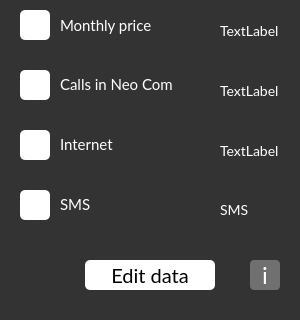
Before: the Qt Designer form PhoneManagerGUI/ui/tariffcard.ui in tarashunchak/PhoneCompanyManager, drawn with Qt 5; both pictures show x 0 to 300 and y 140 to 460 of the 300 by 460 pixel window.
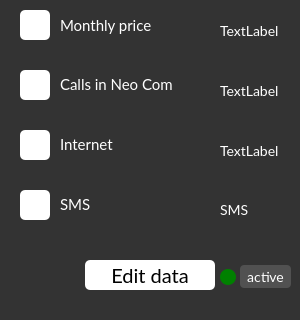
After: the same form once the commit is applied.

```diff
--- a/PhoneManagerGUI/ui/tariffcard.ui
+++ b/PhoneManagerGUI/ui/tariffcard.ui
@@ -428,25 +428,42 @@
   <widget class="QPushButton" name="pushButton">
    <property name="geometry">
     <rect>
-     <x>250</x>
-     <y>400</y>
-     <width>30</width>
-     <height>30</height>
+     <x>240</x>
+     <y>405</y>
+     <width>51</width>
+     <height>23</height>
     </rect>
    </property>
    <property name="styleSheet">
     <string notr="true">QPushButton{
-	background-color:rgba(255, 255, 255, 0.3);
+	background-color:rgba(200, 200, 200, 0.2);
 	border-radius:4px;
 	color:white;
-	font-size:24px;
+	font-size:14px;
 }
 QPushButton:hover{
 	background-color:rgba(255, 255, 255, 0.5);
 }</string>
    </property>
    <property name="text">
-    <string>i</string>
+    <string>active</string>
+   </property>
+  </widget>
+  <widget class="QLabel" name="active_indicator">
+   <property name="geometry">
+    <rect>
+     <x>220</x>
+     <y>409</y>
+     <width>16</width>
+     <height>16</height>
+    </rect>
+   </property>
+   <property name="styleSheet">
+    <string notr="true">background-color:green;
+border-radius:8;</string>
+   </property>
+   <property name="text">
+    <string/>
    </property>
   </widget>
  </widget>
```
Left out of the diff: 4 changed lines with no effect on the pictures.
